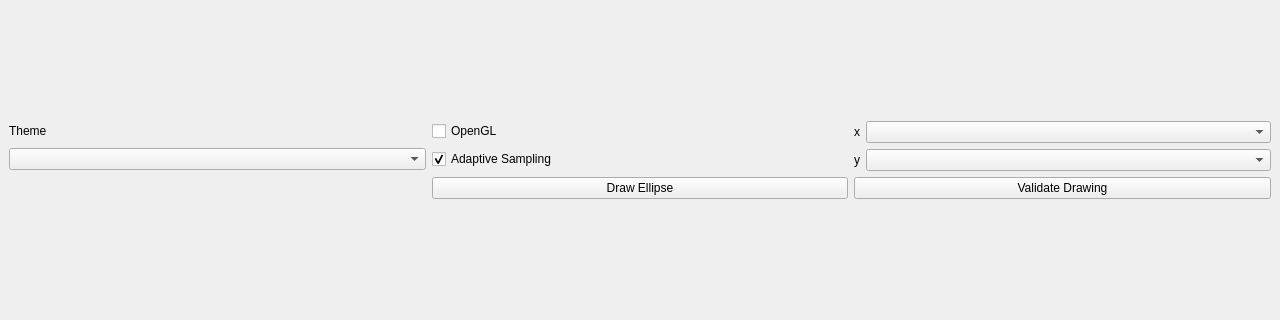
This is src/mainwindow.ui in maximepasquier/Cytometrie_en_flux as Qt 5 draws it before an edit; both pictures show x 0 to 1280 and y 220 to 540 of the 1280 by 763 pixel window. The edited form follows.
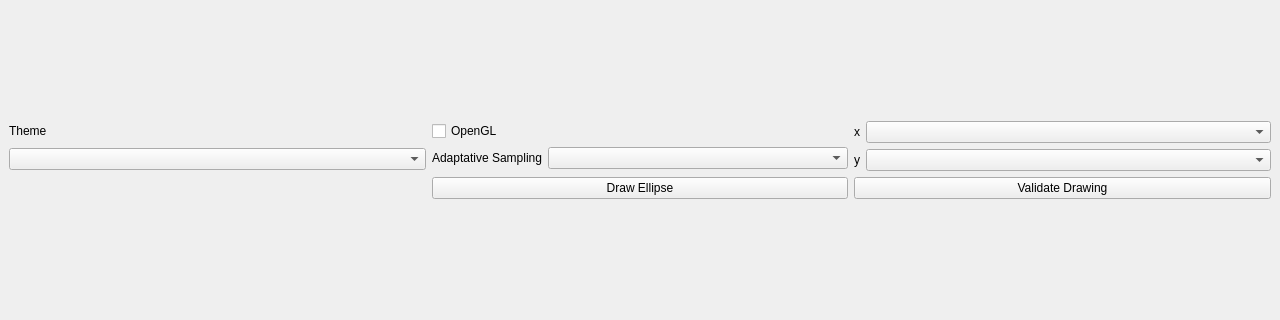
This is the edited form.

Commit message: adaptative sampling on idle

The edit to the form file:
```diff
--- a/src/mainwindow.ui
+++ b/src/mainwindow.ui
@@ -26,19 +26,6 @@
    <layout class="QVBoxLayout" name="verticalLayout">
     <item>
      <layout class="QGridLayout" name="gridLayout">
-      <item row="1" column="1">
-       <widget class="QCheckBox" name="setAdaptativeSampling">
-        <property name="text">
-         <string>Adaptive Sampling</string>
-        </property>
-        <property name="checked">
-         <bool>true</bool>
-        </property>
-       </widget>
-      </item>
-      <item row="1" column="0">
-       <widget class="QComboBox" name="themeComboBox"/>
-      </item>
       <item row="0" column="0">
        <widget class="QLabel" name="label">
         <property name="text">
@@ -46,6 +33,9 @@
         </property>
        </widget>
       </item>
+      <item row="1" column="0">
+       <widget class="QComboBox" name="themeComboBox"/>
+      </item>
       <item row="0" column="1">
        <widget class="QCheckBox" name="setOpenGL">
         <property name="text">
@@ -81,6 +71,9 @@
         <item row="0" column="1">
          <widget class="QComboBox" name="comboBoxMarqueur1"/>
         </item>
+        <item row="1" column="1">
+         <widget class="QComboBox" name="comboBoxMarqueur2"/>
+        </item>
         <item row="1" column="0">
          <widget class="QLabel" name="label_3">
           <property name="text">
@@ -91,9 +84,6 @@
           </property>
          </widget>
         </item>
-        <item row="1" column="1">
-         <widget class="QComboBox" name="comboBoxMarqueur2"/>
-        </item>
        </layout>
       </item>
       <item row="2" column="2">
@@ -103,6 +93,23 @@
         </property>
        </widget>
       </item>
+      <item row="1" column="1" rowspan="1">
+       <layout class="QFormLayout" name="formLayout">
+        <item row="0" column="0">
+         <widget class="QLabel" name="label_2">
+          <property name="text">
+           <string>Adaptative Sampling</string>
+          </property>
+          <property name="alignment">
+           <set>Qt::AlignRight|Qt::AlignTrailing|Qt::AlignVCenter</set>
+          </property>
+         </widget>
+        </item>
+        <item row="0" column="1">
+         <widget class="QComboBox" name="setAdaptativeSampling"/>
+        </item>
+       </layout>
+      </item>
      </layout>
     </item>
    </layout>
```
The commit also changes 3 other files.
